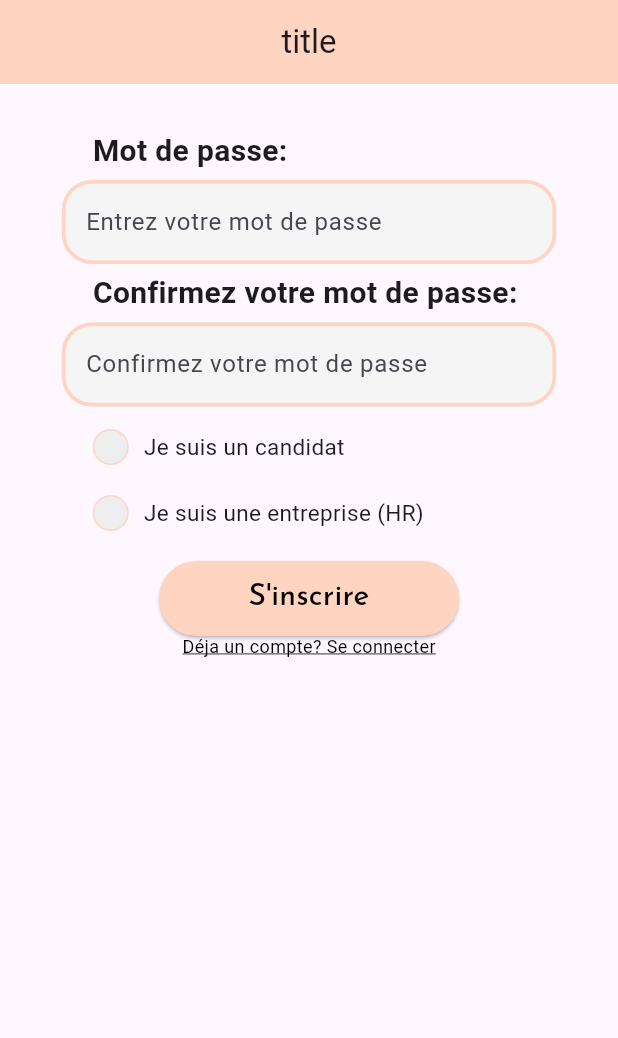
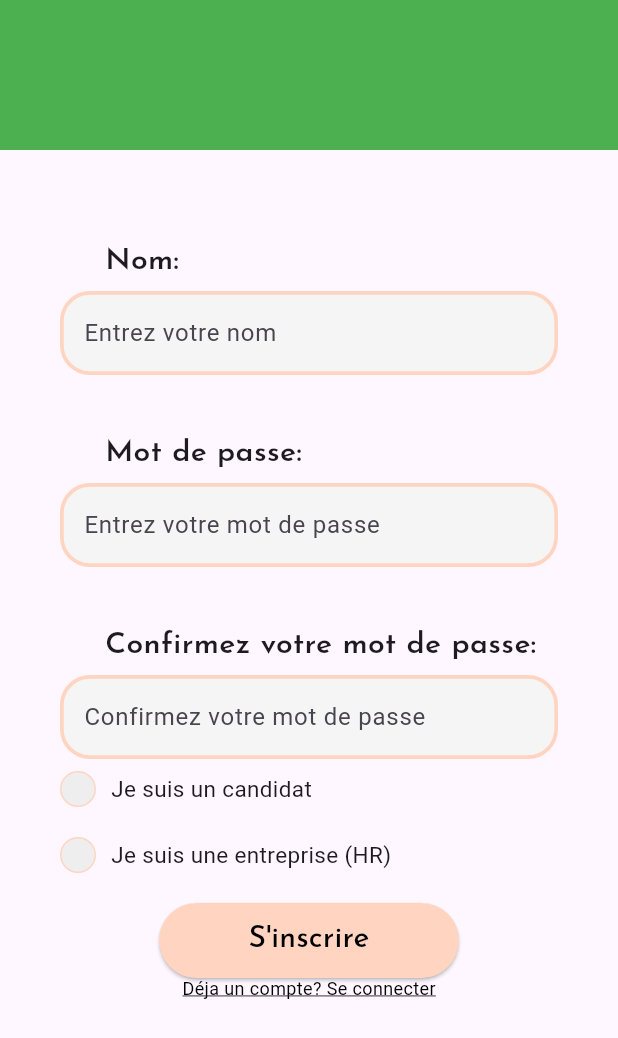
Before and after one commit to algosup/2023-2024-project-5-flutter-team-3, a Flutter app: the screen it shows after launch, on a phone screen of 412 x 824 dp. Shown: the top 1038 px of the screen. Run offline on Flutter 3.47's test engine with Material 3 defaults, Android fonts, the light colour scheme and no system bars; drawn by our look-alikes of roundcheckbox; our stand-ins replace cloud_firestore, firebase_auth, firebase_core, flutter_svg, get, go_router and 1 more; accounts and stored records are empty.

Commit message:
Rework signup and login page

```diff
--- a/adopte_a_candidate/lib/pages/sign_up.dart
+++ b/adopte_a_candidate/lib/pages/sign_up.dart
@@ -1,18 +1,17 @@
-import 'package:adopte_a_candidate/services/signup/signup_controller.dart';
-import 'package:adopte_a_candidate/widgets/buttons/big_buttons.dart';
+// Flutter base packages
 import 'package:flutter/material.dart';
 import 'package:get/get.dart';
+import 'package:go_router/go_router.dart';
+import 'package:flutter_svg/flutter_svg.dart';
 
 // Widgets package
 import 'package:adopte_a_candidate/widgets/buttons/text_buttons.dart';
 import 'package:adopte_a_candidate/widgets/buttons/big_buttons.dart';
 import 'package:adopte_a_candidate/widgets/fields/text_field.dart';
-import 'package:adopte_a_candidate/widgets/fields/password_field.dart';
-import 'package:adopte_a_candidate/widgets/logo/logo.dart';
 import 'package:adopte_a_candidate/widgets/buttons/check_boxes.dart';
 
-// Routes package
-import 'package:go_router/go_router.dart';
+// Controllers package
+import 'package:adopte_a_candidate/services/signup/signup_controller.dart';
 
 class Home extends StatelessWidget {
   const Home({super.key});
@@ -59,90 +58,74 @@ class _AskIfCompanyState extends State<AskIfCompany> {
   Widget build(BuildContext context) {
     final controller = Get.put(SignUpController());
 
-    var screenWidth = MediaQuery.of(context).size.width;
-    var screenHeight = MediaQuery.of(context).size.height;
-
     return Scaffold(
-      appBar: AppBar(
-        title: const Text('title'),
-        centerTitle: true,
-        backgroundColor: const Color(0xffffd5c2),
+      appBar: PreferredSize(
+        preferredSize: const Size.fromHeight(100.0),
+        child: AppBar(
+          backgroundColor: Colors.green,
+          // actions: <Widget>[
+          //   SvgPicture.asset(
+          //     'assets/images/LogoAdopteACandidate.svg',
+          //     semanticsLabel: 'Logo',
+          //     height: 200.0,
+          //   ),
+          // ],
         ),
-      body: SingleChildScrollView(
+      ),
+      body: LayoutBuilder(
+        builder: (context, constraints) {
+          return Padding(
+            padding:
+                const EdgeInsets.symmetric(horizontal: 40.0, vertical: 50.0),
+            child: SingleChildScrollView(
               child: Column(
                 mainAxisAlignment: MainAxisAlignment.center,
                 children: <Widget>[
-            const SizedBox(height: 25),
-            // SizedBox(
-            //   child: CustomTextField(
-            //     controller: controller.email,
-            //     title: 'Nom:',
-            //     hinttext: 'Entrez votre nom',
-            //     isObscure: false,
-            //     isEmail: true,
-            //   ),
-            // ),
-            const SizedBox(height: 5),
-            // Row(
-            //   children: [
-            //     const SizedBox(height: 5),
-            //     SizedBox(
-            //       child: CustomTextField(
-            //         controller: controller.email,
-            //         title: 'Email:',
-            //         hinttext: 'Entrez votre mail',
-            //         isObscure: false,
-            //         isEmail: true,
-            //       ),
-            //     ),
-            //     const SizedBox(height: 5),
-            //   ],
-            // ),
                   Row(
                     children: [
-                SizedBox(width: screenWidth * 0.15),
-                const Text(
-                  'Mot de passe:',
-                  style: TextStyle(
-                    fontWeight: FontWeight.bold,
-                    fontSize: 20,
+                      Flexible(
+                        child: CustomTextField(
+                          controller: controller.email,
+                          title: 'Nom:',
+                          hinttext: 'Entrez votre nom',
+                          width: MediaQuery.of(context).size.width,
+                          heigth: 108,
+                          isObscure: false,
+                          isEmail: true,
                         ),
                       ),
                     ],
                   ),
-            const SizedBox(height: 5),
-            SizedBox(
-              child: buildTextFieldPassword(
-                context: context,
+                  const SizedBox(height: 20),
+                  Row(
+                    children: <Widget>[
+                      CustomTextField(
                         controller: controller.password,
+                        title: 'Mot de passe:',
                         hinttext: 'Entrez votre mot de passe',
-              ),
-            ),
-            const SizedBox(height: 5),
-            Row(
-              children: [
-                SizedBox(width: screenWidth * 0.15),
-                const Text(
-                  'Confirmez votre mot de passe:',
-                  style: TextStyle(
-                    fontWeight: FontWeight.bold,
-                    fontSize: 20,
-                  ),
+                        width: MediaQuery.of(context).size.width - 80,
+                        heigth: 108,
+                        isObscure: false,
+                        isEmail: true,
                       ),
                     ],
                   ),
-            const SizedBox(height: 5),
-            SizedBox(
-              child: buildTextFieldPassword(
+                  const SizedBox(height: 20),
+                  Row(
+                    children: <Widget>[
+                      CustomTextField(
                         controller: controller.confirmPassword,
-                context: context,
+                        title: 'Confirmez votre mot de passe:',
                         hinttext: 'Confirmez votre mot de passe',
+                        width: MediaQuery.of(context).size.width - 80,
+                        heigth: 108,
+                        isObscure: false,
+                        isEmail: true,
                       ),
+                    ],
                   ),
-            const SizedBox(height: 15),
                   Row(
                     children: [
-                SizedBox(width: screenWidth * 0.15),
                       buildRoundCheckBox(
                         isChecked: isJobSeeker,
                         onChanged: (selected) =>
@@ -150,7 +133,8 @@ class _AskIfCompanyState extends State<AskIfCompany> {
                         borderColor: const Color(0xffffd5c2),
                         checkedColor: const Color(0xffffd5c2),
                         uncheckedColor: Colors.grey[200] ?? Colors.grey,
-                  checkedWidget: const Icon(Icons.check, color: Colors.black),
+                        checkedWidget:
+                            const Icon(Icons.check, color: Colors.black),
                         size: 24,
                       ),
                       const SizedBox(width: 10),
@@ -163,7 +147,6 @@ class _AskIfCompanyState extends State<AskIfCompany> {
                   const SizedBox(height: 20),
                   Row(
                     children: [
-                SizedBox(width: screenWidth * 0.15),
                       buildRoundCheckBox(
                         isChecked: isCompany,
                         onChanged: (selected) =>
@@ -171,7 +154,8 @@ class _AskIfCompanyState extends State<AskIfCompany> {
                         borderColor: const Color(0xffffd5c2),
                         checkedColor: const Color(0xffffd5c2),
                         uncheckedColor: Colors.grey[200] ?? Colors.grey,
-                  checkedWidget: const Icon(Icons.check, color: Colors.black),
+                        checkedWidget:
+                            const Icon(Icons.check, color: Colors.black),
                         size: 24,
                       ),
                       const SizedBox(width: 10),
@@ -218,5 +202,8 @@ class _AskIfCompanyState extends State<AskIfCompany> {
               ),
             ),
           );
+        },
+      ),
+    );
   }
 }
--- a/adopte_a_candidate/lib/widgets/fields/password_field.dart
+++ /dev/null
@@ -1,26 +0,0 @@
-import 'package:flutter/material.dart';
-
-// This text field is in the log in page
-// TODO Add the method to gather user input and keep it in memory
-SizedBox buildTextFieldPassword({required BuildContext context, required String hinttext, required TextEditingController controller}) {
-  var screenWidth = MediaQuery.of(context).size.width;
-  return SizedBox(
-    width: screenWidth * 0.8,
-    child: TextField(
-      controller: controller,
-      obscureText: true,
-      decoration: InputDecoration(
-        filled: true,
-        fillColor: const Color(0xDDF5F5F5),
-        enabledBorder: const OutlineInputBorder(
-          borderSide: BorderSide(
-            color: Color(0xffffd5c2),
-            width: 2.5,
-          ),
-          borderRadius: BorderRadius.all(Radius.circular(20)),
-        ),
-        hintText: hinttext,
-      ),
-    ),
-  );
-}
--- a/adopte_a_candidate/lib/widgets/fields/text_field.dart
+++ b/adopte_a_candidate/lib/widgets/fields/text_field.dart
@@ -10,6 +10,8 @@ class CustomTextField extends StatelessWidget {
     required this.hinttext,
     required this.isObscure,
     required this.isEmail,
+    required this.width,
+    required this.heigth,
     super.key,
   });
 
@@ -18,17 +20,21 @@ class CustomTextField extends StatelessWidget {
   final String hinttext;
   final bool isObscure;
   final bool isEmail;
+  final double width;
+  final double heigth;
 
   @override
   Widget build(BuildContext context) {
-    return Column(
-      mainAxisAlignment: MainAxisAlignment.center,
+    return SizedBox(
+      width: width,
+      height: heigth,
+      child: Column(
+        crossAxisAlignment: CrossAxisAlignment.start,
         children: <Widget>[
-        Row(
-          children: <Widget>[
-            Text(
+          Padding(
+            padding: const EdgeInsets.only(left: 30.0, bottom: 5.0, top: 10.0),
+            child: Text(
               title,
-              // textAlign: TextAlign.left,
               style: GoogleFonts.josefinSans(
                 textStyle: const TextStyle(
                   fontSize: 20,
@@ -36,12 +42,8 @@ class CustomTextField extends StatelessWidget {
                 ),
               ),
             ),
-          ],
-        ),
-        Row(
-          children: <Widget>[
-            SizedBox(
-              child: TextField(
+          ), // Add some spacing between the title and the text field
+          TextField(
             obscureText: isObscure,
             keyboardType:
                 isEmail ? TextInputType.emailAddress : TextInputType.text,
@@ -59,10 +61,8 @@ class CustomTextField extends StatelessWidget {
               hintText: hinttext,
             ),
           ),
-            ),
         ],
       ),
-      ],
     );
   }
 }
```
Also changed, not shown: adopte_a_candidate/lib/pages/log_in.dart (+43 -37 lines). Lines whose indentation alone changed are shown as unchanged.
